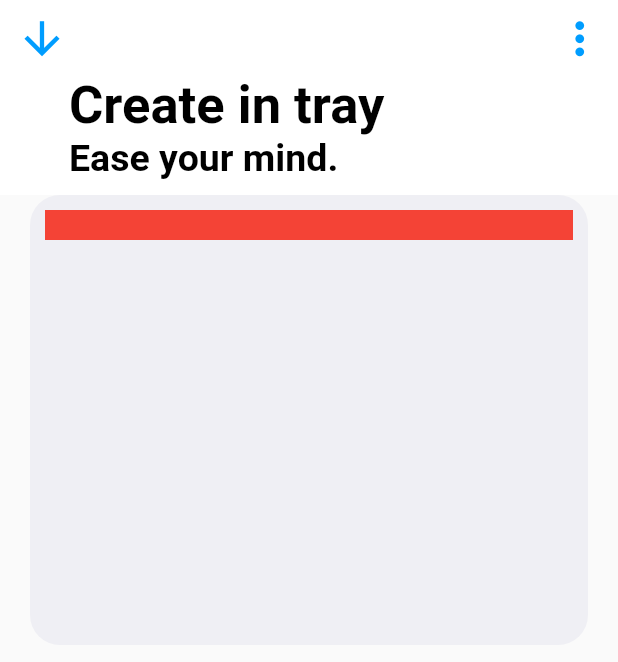
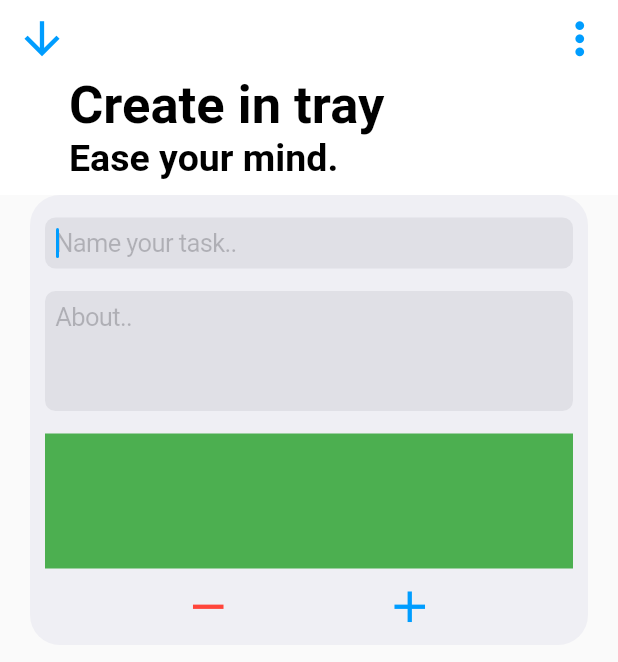
Before and after one commit to robinrepowecklauf/Study-Management-App, a Flutter app: the screen it shows after launch, after a tap on the "add" icon, on a phone screen of 412 x 824 dp. Shown: the top 662 px of the screen. Run offline on Flutter 3.47's test engine with Material 2 defaults, Android fonts, the phone set to English and light mode, and no system bars.

Commit message:
added the functionality to add tasks via different widgets

```diff
--- a/todo_management_app/lib/components/intray_card.dart
+++ b/todo_management_app/lib/components/intray_card.dart
@@ -4,9 +4,9 @@ import 'package:todo_management_app/resources/values/styles.dart';
 class InTrayCard extends StatelessWidget {
   final Color fromColor;
   final Color toColor;
-  final String header;
+  final String title;
 
-  InTrayCard({this.fromColor, this.toColor, this.header});
+  InTrayCard({this.fromColor, this.toColor, this.title});
 
   @override
   Widget build(BuildContext context) {
@@ -28,7 +28,8 @@ class InTrayCard extends StatelessWidget {
                     Align(
                         alignment: Alignment(0, -0.8),
                         child: Text(
-                          'Chalmers',
+                          title,
+                          textAlign: TextAlign.center,
                           style: inTrayCardTitle,
                         ))
                   ],
--- /dev/null
+++ b/todo_management_app/lib/components/observer/state_listener.dart
@@ -0,0 +1,5 @@
+abstract class StateListener {
+  void onStateChanged(ObserverState state);
+}
+
+enum ObserverState { INIT, UPDATE_LIST }
--- /dev/null
+++ b/todo_management_app/lib/components/observer/state_provider.dart
@@ -0,0 +1,32 @@
+import 'package:todo_management_app/components/observer/state_listener.dart';
+
+class StateProvider {
+  List<StateListener> observers;
+  static final StateProvider _instance = new StateProvider.internal();
+
+  factory StateProvider() => _instance;
+
+  StateProvider.internal() {
+    observers = new List<StateListener>();
+    initState();
+  }
+  void initState() async {
+    notify(ObserverState.INIT);
+  }
+
+  void subscribe(StateListener listener) {
+    observers.add(listener);
+  }
+
+  void notify(dynamic state) {
+    observers.forEach((StateListener obj) => obj.onStateChanged(state));
+  }
+
+  void dispose(StateListener thisObserver) {
+    for (var obj in observers) {
+      if (obj == thisObserver) {
+        observers.remove(obj);
+      }
+    }
+  }
+}
--- /dev/null
+++ b/todo_management_app/lib/model/task.dart
@@ -0,0 +1,9 @@
+import 'package:flutter/material.dart';
+
+class Task {
+  String title;
+  String about;
+  Color color;
+
+  Task({this.title, this.about});
+}
--- a/todo_management_app/lib/ui/create_intray_page.dart
+++ b/todo_management_app/lib/ui/create_intray_page.dart
@@ -1,15 +1,32 @@
 import 'package:flutter/material.dart';
 import 'package:todo_management_app/components/base_appbar.dart';
+import 'package:todo_management_app/model/task.dart';
 import '../resources/values/app_colors.dart';
+import 'package:todo_management_app/components/observer/state_provider.dart';
+import 'package:flutter/cupertino.dart';
 
 class InTray extends StatefulWidget {
+  InTray({Key key}) : super(key: key);
+
   @override
-  _InTrayState createState() => _InTrayState();
+  InTrayState createState() => InTrayState();
 }
 
-class _InTrayState extends State<InTray> {
+class InTrayState extends State<InTray> {
+  StateProvider _stateProvider = StateProvider();
+  final titleTextController = TextEditingController();
+  final aboutTextController = TextEditingController();
+
   @override
   Widget build(BuildContext context) {
+    @override
+    void dispose() {
+      titleTextController.dispose();
+      aboutTextController.dispose();
+
+      super.dispose();
+    }
+
     return Scaffold(
         appBar: BaseAppBar(
           titleText: 'Create in tray',
@@ -19,8 +36,7 @@ class _InTrayState extends State<InTray> {
                 icon: const Icon(Icons.more_vert),
                 iconSize: 35,
                 color: Palette.PRIMARY_COLOR_OPTION_BLUE,
-            onPressed: () {},
-          )
+                onPressed: () {})
           ],
           iconButton: IconButton(
             icon: Icon(Icons.arrow_downward),
@@ -31,37 +47,91 @@ class _InTrayState extends State<InTray> {
             },
           ),
         ),
-      body: Padding(
+        body: GestureDetector(
+          onTap: () {
+            FocusScope.of(context).requestFocus(new FocusNode());
+          },
+          child: Padding(
               padding: EdgeInsets.fromLTRB(20, 0, 20, 0),
               child: Container(
                   height: 300,
                   decoration: BoxDecoration(
                       color: Palette.PRIMARY_COLOR_LIGHT_GRAY,
                       borderRadius: BorderRadius.circular(20)),
-          child: Stack(
+                  child: Stack(children: <Widget>[
+                    Padding(
+                      padding: EdgeInsets.fromLTRB(10, 15, 10, 0),
+                      child: Column(children: <Widget>[
+                        titleTextField,
+                        SizedBox(
+                          height: 15,
+                        ),
+                        Expanded(
+                          child: aboutTextField,
+                        ),
+                        Container(
+                            margin: EdgeInsets.only(top: 15),
+                            height: 90,
+                            color: Colors.green),
+                        Row(
+                          mainAxisAlignment: MainAxisAlignment.spaceEvenly,
                           children: <Widget>[
-              Padding(
-                padding: EdgeInsets.fromLTRB(10, 10, 10, 0),
-                // TODO change child to textfield and style it
-                child: Container(
-                  color: Colors.red,
-                  height: 20,
-                  width: 500,
+                            IconButton(
+                              icon: const Icon(Icons.remove),
+                              iconSize: 35,
+                              color: Palette.PRIMARY_COLOR_RED,
+                              onPressed: () {
+                                Navigator.pop(context);
+                              },
                             ),
-              ),
-            ],
-          ),
-        ),
-      ),
-    );
-  }
-}
-
-/*IconButton(
-        icon: navigateBackIcon,
+                            IconButton(
+                              icon: const Icon(Icons.add),
                               iconSize: 35,
                               color: Palette.PRIMARY_COLOR_OPTION_BLUE,
                               onPressed: () {
-          Navigator.pop(context);
+                                Navigator.pop(
+                                    context,
+                                    Task(
+                                        title: titleTextController.text,
+                                        about: aboutTextController.text));
+                                /*   _stateProvider
+                                    .notify(ObserverState.UPDATE_LIST); */
                               },
-      ) */
+                            )
+                          ],
+                        )
+                      ]),
+                    ),
+                  ]))),
+        ));
+  }
+
+  CupertinoTextField get titleTextField => CupertinoTextField(
+        autofocus: true,
+        cursorColor: Palette.PRIMARY_COLOR_OPTION_BLUE,
+        placeholder: 'Name your task..',
+        decoration: BoxDecoration(
+            borderRadius: BorderRadius.circular(7),
+            color: Palette.PRIMARY_COLOR_DARK_GRAY),
+        maxLines: 1,
+        maxLength: 15,
+        maxLengthEnforced: true,
+        controller: titleTextController,
+        textInputAction: TextInputAction.continueAction,
+      );
+
+  CupertinoTextField get aboutTextField => CupertinoTextField(
+        autofocus: true,
+        cursorColor: Palette.PRIMARY_COLOR_OPTION_BLUE,
+        placeholder: 'About..',
+        decoration: BoxDecoration(
+            borderRadius: BorderRadius.circular(7),
+            color: Palette.PRIMARY_COLOR_DARK_GRAY),
+        controller: aboutTextController,
+        keyboardType: TextInputType.text,
+        textAlignVertical: TextAlignVertical(y: -1.0),
+        maxLength: 50,
+        maxLines: 2,
+        maxLengthEnforced: true,
+      );
+}
--- a/todo_management_app/lib/ui/home_page.dart
+++ b/todo_management_app/lib/ui/home_page.dart
@@ -1,16 +1,39 @@
 import 'package:flutter/material.dart';
+import 'package:todo_management_app/components/base_appbar.dart';
 import 'package:todo_management_app/components/intray_card.dart';
+import 'package:todo_management_app/components/observer/state_listener.dart';
+import 'package:todo_management_app/components/observer/state_provider.dart';
+import 'package:todo_management_app/components/page_up_animation.dart';
 import 'package:todo_management_app/resources/values/app_colors.dart';
+import 'package:todo_management_app/model/task.dart';
 import 'create_intray_page.dart';
-import '../components/page_up_animation.dart';
-import 'package:todo_management_app/components/base_appbar.dart';
 
 class HomePage extends StatefulWidget {
+  HomePage({Key key}) : super(key: key);
+
   @override
-  _HomePageState createState() => _HomePageState();
+  HomePageState createState() => HomePageState();
 }
 
-class _HomePageState extends State<HomePage> {
+class HomePageState extends State<HomePage> implements StateListener {
+  var stateProvider = new StateProvider();
+  var result;
+
+  List<Task> tasks = [];
+
+  @override
+  void initState() {
+    super.initState();
+    stateProvider.subscribe(this);
+  }
+
+  @override
+  void onStateChanged(ObserverState state) {
+    if (state == ObserverState.UPDATE_LIST) {
+      tasks.add(result);
+    }
+  }
+
   @override
   Widget build(BuildContext context) {
     return Scaffold(
@@ -23,7 +46,7 @@ class _HomePageState extends State<HomePage> {
               iconSize: 35,
               color: Palette.PRIMARY_COLOR_OPTION_BLUE,
               onPressed: () {
-                  Navigator.push(context, SlideUpRoute(page: InTray()));
+                _navigateAndGetTask(context);
               }),
           IconButton(
             icon: const Icon(Icons.more_vert),
@@ -33,33 +56,39 @@ class _HomePageState extends State<HomePage> {
           )
         ],
       ),
-        body: GridView.count(
-          crossAxisCount: 2,
-          crossAxisSpacing: 10,
-          mainAxisSpacing: 10,
-          children: <Widget>[
-            InTrayCard(
+      body: buildTaskList(),
+    );
+  }
+
+  _navigateAndGetTask(BuildContext context) async {
+    result = await Navigator.push(
+      context,
+      SlideUpRoute(page: InTray()),
+    );
+
+    if (result != null) stateProvider.notify(ObserverState.UPDATE_LIST);
+  }
+
+  Widget buildTaskList() {
+    return GridView.builder(
+      itemBuilder: (BuildContext context, int index) {
+        if (index < tasks.length) {
+          return GestureDetector(
+            onTap: () {
+              print(tasks.elementAt(index).title);
+              print(tasks.elementAt(index).about);
+            },
+            child: InTrayCard(
               fromColor: Palette.PRIMARY_COLOR_LIGHT_BLUE,
-                toColor: Palette.SECONDARY_COLOR_LIGHT_BLUE),
-            InTrayCard(
-                fromColor: Palette.PRIMARY_COLOR_YELLOW,
-                toColor: Palette.SECONDARY_COLOR_YELLOW),
-            InTrayCard(
-                fromColor: Palette.PRIMARY_COLOR_PURPLE,
-                toColor: Palette.SECONDARY_COLOR_PURPLE),
-            InTrayCard(
-                fromColor: Palette.PRIMARY_COLOR_RED,
-                toColor: Palette.SECONDARY_COLOR_RED),
-            InTrayCard(
-                fromColor: Palette.PRIMARY_COLOR_LIGHT_PINK,
-                toColor: Palette.SECONDARY_COLOR_LIGHT_PINK),
-            InTrayCard(
-                fromColor: Palette.PRIMARY_COLOR_BLUE,
-                toColor: Palette.SECONDARY_COLOR_BLUE),
-            InTrayCard(
-                fromColor: Palette.PRIMARY_COLOR_DARK_PINK,
-                toColor: Palette.SECONDARY_COLOR_DARK_PINK)
-          ],
-        ));
+              toColor: Palette.SECONDARY_COLOR_LIGHT_BLUE,
+              title: tasks.elementAt(index).title,
+            ),
+          );
+        }
+      },
+      gridDelegate:
+          SliverGridDelegateWithFixedCrossAxisCount(crossAxisCount: 2),
+      itemCount: tasks.length,
+    );
   }
 }
--- a/todo_management_app/pubspec.yaml
+++ b/todo_management_app/pubspec.yaml
@@ -19,7 +19,6 @@ environment:
 dependencies:
   flutter:
     sdk: flutter
-
   # The following adds the Cupertino Icons font to your application.
   # Use with the CupertinoIcons class for iOS style icons.
   cupertino_icons: ^0.1.2
```
Also changed, not shown: 6 other files. Lines whose indentation alone changed are shown as unchanged.
